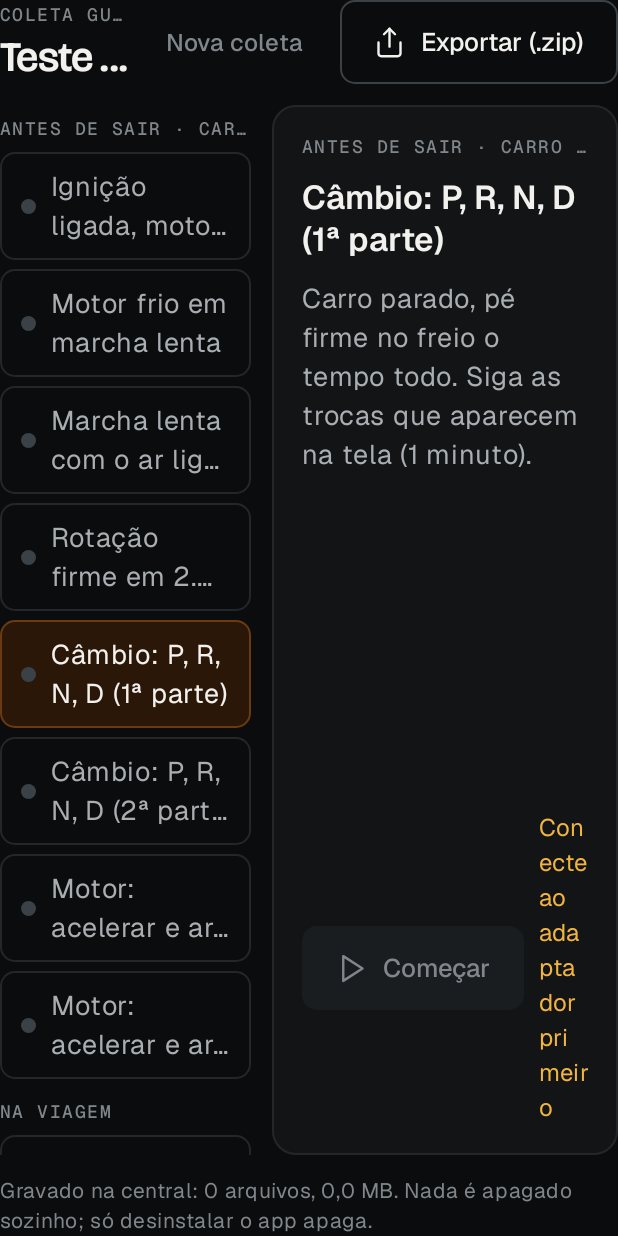
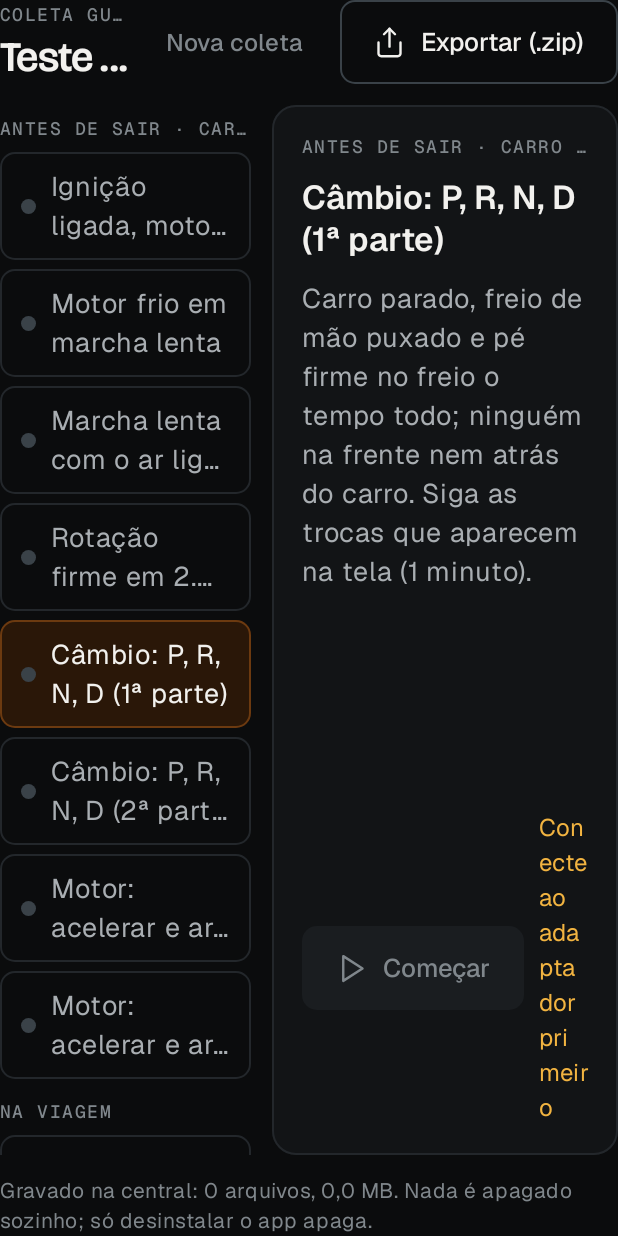
Before and after one commit to rotalabsco/rota-obd, an Android app built with Jetpack Compose: the composable GuidedScreen shown on its own in the app's theme, after a tap on "Câmbio: P, R, N, D (1ª parte)", on a phone screen of 412 x 824 dp. Run offline under Robolectric (Android 15) with nearby library versions, the phone set to English and light mode, and no system bars; pictures from the network do not load; 2 other taps on this screen came first.

Commit message:
fix(coleta): passo não é cancelado pelo Ao vivo e pode substituí-lo; avisos de segurança e de tela aberta

```diff
--- a/app/src/main/java/co/rotalabs/obd/core/GuidedCollection.kt
+++ b/app/src/main/java/co/rotalabs/obd/core/GuidedCollection.kt
@@ -90,7 +90,7 @@ object GuidedCollection {
         ),
         Step(
             "cambio-alavanca-a", GROUP_BEFORE, "Câmbio: P, R, N, D (1ª parte)",
-            "Carro parado, pé firme no freio o tempo todo. Siga as trocas que aparecem na tela (1 minuto).",
+            "Carro parado, freio de mão puxado e pé firme no freio o tempo todo; ninguém na frente nem atrás do carro. Siga as trocas que aparecem na tela (1 minuto).",
             Action.Watch(listOf(lid(T, 0x05)), 60, gearCues),
         ),
         Step(
@@ -110,7 +110,7 @@ object GuidedCollection {
         ),
         Step(
             "viagem", GROUP_TRIP, "Gravar a viagem",
-            "Toque em Começar antes de sair e dirija normalmente. Ninguém precisa mexer na central. " +
+            "Toque em Começar antes de sair, deixe o Rota.OBD aberto na tela e dirija normalmente. Ninguém precisa mexer na central. " +
                 "Para sozinho quando o motor fica desligado por 2 minutos; depois de uma parada, toque em Começar de novo.",
             Action.Watch(
                 listOf(lid(T, 0x05), lid(T, 0x08), lid(E, 0x01), lid(E, 0x02), RPM, SPEED, COOLANT, LOAD),
--- a/app/src/main/java/co/rotalabs/obd/ui/GuidedScreen.kt
+++ b/app/src/main/java/co/rotalabs/obd/ui/GuidedScreen.kt
@@ -90,14 +90,14 @@ fun GuidedScreen(vm: ObdViewModel, shareZip: () -> Unit) {
                         )
                         else -> PrimaryButton(
                             "Começar", { vm.runGuidedStep(step) }, icon = RlIcons.play,
-                            enabled = conn is ConnState.Connected && busy == null,
+                            enabled = conn is ConnState.Connected && canReplace(busy),
                         )
                     }
                     if (running == null && step.id in done) GhostButton("Desmarcar", { vm.setGuidedDone(step.id, false) })
                     Spacer(Modifier.weight(1f))
                     if (running == null && step.action !is Action.Manual && conn !is ConnState.Connected) {
                         Text("Conecte ao adaptador primeiro", style = MaterialTheme.typography.bodyMedium, color = Rl.warning)
-                    } else if (running == null && busy != null) {
+                    } else if (running == null && !canReplace(busy)) {
                         Text("Aguarde: $busy", style = MaterialTheme.typography.bodyMedium, color = Rl.text3, maxLines = 1, overflow = TextOverflow.Ellipsis)
                     }
                 }
@@ -111,6 +111,10 @@ fun GuidedScreen(vm: ObdViewModel, shareZip: () -> Unit) {
         )
     }
 }
+
+/** O passo pode tomar o lugar do Ao vivo e do Explorar 21; espera a Descoberta e a identificação do carro. */
+private fun canReplace(busy: String?): Boolean =
+    busy == null || busy == "Ao vivo" || busy.startsWith("Explorar 21")
 
 @Composable
 private fun StepList(modifier: Modifier, done: Set<String>, selectedId: String, enabled: Boolean, onSelect: (String) -> Unit) {
--- a/app/src/main/java/co/rotalabs/obd/ui/ObdViewModel.kt
+++ b/app/src/main/java/co/rotalabs/obd/ui/ObdViewModel.kt
@@ -671,6 +671,8 @@ class ObdViewModel(app: Application) : AndroidViewModel(app) {
             setGuidedDone(step.id, true)
             return
         }
+        // O Ao vivo não volta sozinho por cima de um passo (ex.: motor liga entre o 1º e o 2º passo).
+        resumeLive = false
         exclusive("$LABEL_GUIDED · ${step.title}") { e ->
             val rec = recorder
             val started = System.currentTimeMillis()
```
